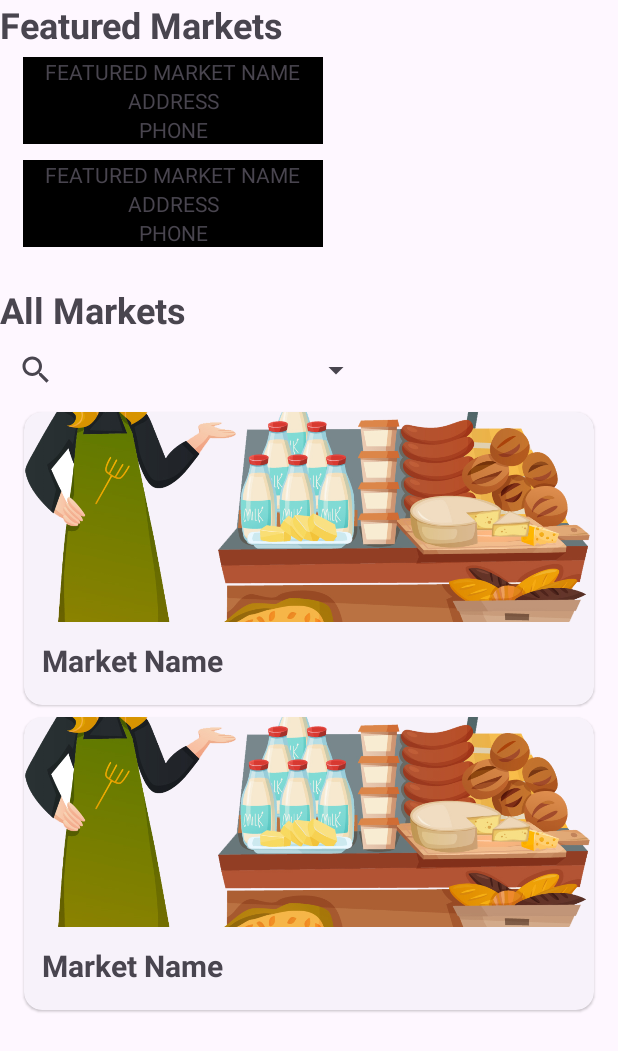
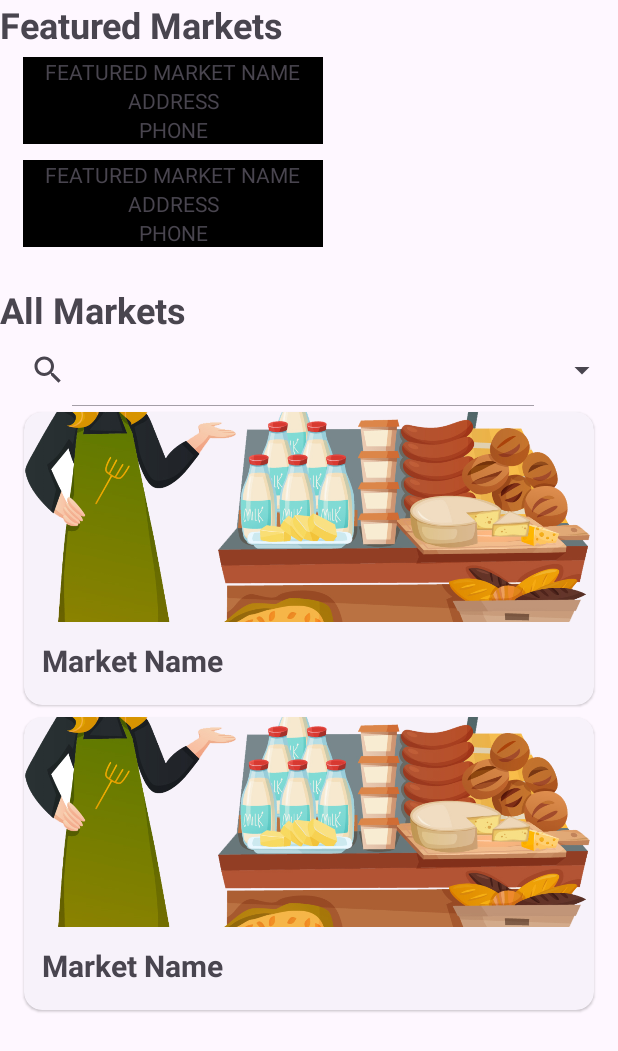
Before and after one commit to CodePath-AND102-Group-12/FindingFresh, an Android app: the layout fragment_market_listing.xml on its own in the app's theme, with its tools: preview values and no code run, on a phone screen of 412 x 824 dp. Shown: the top 1051 px of the screen. Run offline under Robolectric (Android 15) with nearby library versions, the phone set to English and light mode, and no system bars.

Commit message:
auto show input field for SearchView

```diff
--- a/app/src/main/res/layout/fragment_market_listing.xml
+++ b/app/src/main/res/layout/fragment_market_listing.xml
@@ -57,11 +57,13 @@
             app:layout_constraintTop_toBottomOf="@id/allMarkets">
 
             <SearchView
-                android:layout_width="200dp"
+                android:layout_width="0dp"
+                android:layout_weight="1"
                 android:layout_height="wrap_content"
                 android:id="@+id/searchViewField"
                 app:layout_constraintStart_toStartOf="parent"
                 app:layout_constraintTop_toBottomOf="@id/allMarkets"
+                android:iconifiedByDefault="false"
                 />
 
             <Spinner
```
